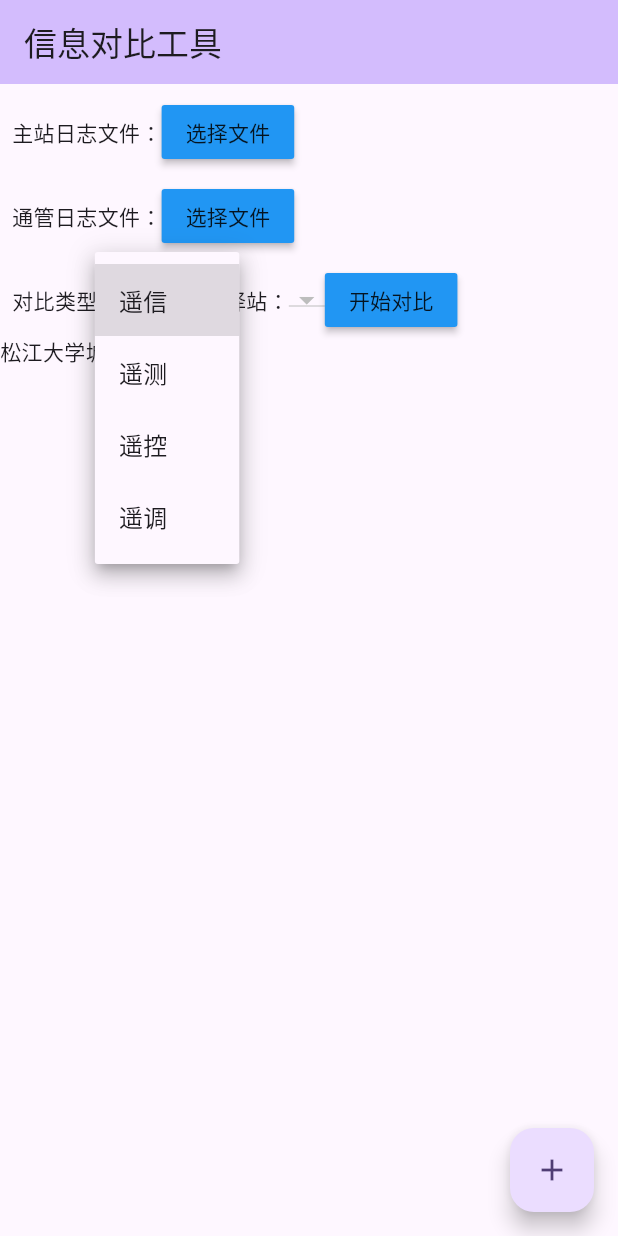
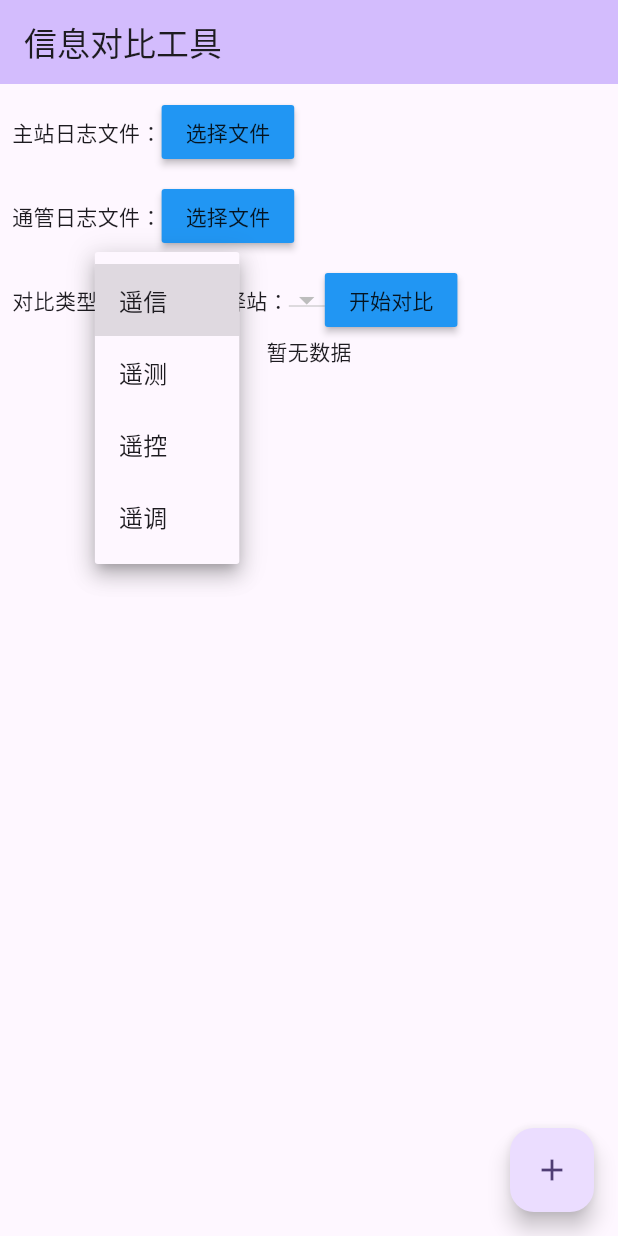
Before and after one commit to sluggard6/logdiff, a Flutter app: the screen it shows after launch, after a tap on "遥信", on a phone screen of 412 x 824 dp. Run offline on Flutter 3.47's test engine with Material 3 defaults, Android fonts, the phone set to English and light mode, and no system bars; drawn by our look-alikes of toastification; our stand-ins replace csv, file_picker, floor, sqflite; missing offline and left inert: excel, menu_bar; accounts and stored records are empty; generated files the repository leaves out were written again.

Commit message:
更新界面

```diff
--- a/lib/components/main_menu.dart
+++ b/lib/components/main_menu.dart
@@ -51,7 +51,9 @@ class _MainMenuState extends State<MainMenu> {
                     context,
                     MaterialPageRoute(
                         builder: (context) => const StationManage()),
-                  );
+                  ).then((v) {
+                    setState(() {});
+                  });
                 },
                 icon: const Icon(Icons.add),
               ),
--- a/lib/model/file_template.dart
+++ b/lib/model/file_template.dart
@@ -1,47 +1,65 @@
-class ZhuZhan {
-  final int index;
+abstract class Log {
   final int time;
   final String stationName;
   final String type;
   final String name;
+  final int location;
+
+  Log({
+    required this.time,
+    required this.stationName,
+    required this.type,
+    required this.name,
+    required this.location,
+  });
+}
+
+class ZhuZhan extends Log {
+  final int index;
+  // final int time;
+  // final String stationName;
+  // final String type;
+  // final String name;
   final String value;
 
   ZhuZhan({
     required this.index,
-    required this.time,
-    required this.stationName,
-    required this.type,
-    required this.name,
+    required super.time,
+    required super.stationName,
+    required super.type,
+    required super.name,
     required this.value,
+    required super.location,
   });
 
   @override
   String toString() {
-    return 'ZhuZhan{index: $index, time: $time, stationName: $stationName, type: $type, name: $name, value: $value}';
+    return 'ZhuZhan{index: $index, time: $time, stationName: $stationName, type: $type, name: $name, value: $value, location: $location}';
   }
 }
 
-class TongGuan {
+class TongGuan extends Log {
   final int index;
-  final int time;
-  final String stationName;
-  final String type;
-  final String name;
+  // final int time;
+  // final String stationName;
+  // final String type;
+  // final String name;
   final String alarmLevel;
   final String value;
 
   TongGuan({
     required this.index,
-    required this.time,
-    required this.stationName,
-    required this.type,
-    required this.name,
+    required super.time,
+    required super.stationName,
+    required super.type,
+    required super.name,
     required this.alarmLevel,
     required this.value,
+    required super.location,
   });
 
   @override
   String toString() {
-    return 'TongGuan{index: $index, time: $time, stationName: $stationName, type: $type, name: $name, alarmLevel: $alarmLevel, value: $value}';
+    return 'TongGuan{index: $index, time: $time, stationName: $stationName, type: $type, name: $name, alarmLevel: $alarmLevel, value: $value, location: $location}';
   }
 }
--- a/lib/model/log_diff.dart
+++ b/lib/model/log_diff.dart
@@ -4,12 +4,19 @@ class LogDiffInfo {
   final String stationName;
   final String positionName;
   final int location;
-  final int value;
+  final String zzValue;
+  final String tgValue;
+  // final bool com
   LogDiffInfo({
     required this.timeDiff,
     required this.stationName,
     required this.positionName,
     required this.location,
-    required this.value,
+    required this.zzValue,
+    required this.tgValue,
   });
+
+  get valueState => zzValue != tgValue;
+  get timeState => timeDiff > MAX_TIME_DIFF;
+  get ok => timeState && valueState;
 }
--- a/lib/widget/station_manage.dart
+++ b/lib/widget/station_manage.dart
@@ -35,6 +35,11 @@ class _StationManageState extends State<StationManage> {
           // Here we take the value from the MyHomePage object that was created by
           // the App.build method, and use it to set our appbar title.
           title: const Text("管理站数据"),
+          // leading: BackButton(
+          //   onPressed: () {
+
+          //   },
+          // ),
         ),
         body: SingleChildScrollView(
           child: Column(
--- a/lib/widget/title_section.dart
+++ b/lib/widget/title_section.dart
@@ -17,12 +17,12 @@ import 'package:toastification/toastification.dart';
 List<PositionType> types = PositionTypes.values;
 Station zeroStation = Station(id: 0, name: "无数据");
 List<LogDiffInfo> diffInfos = [
-  LogDiffInfo(
-      timeDiff: 50,
-      stationName: "松江大学城",
-      positionName: "测试点",
-      location: 25,
-      value: 1)
+  // LogDiffInfo(
+  //     timeDiff: 50,
+  //     stationName: "松江大学城",
+  //     positionName: "测试点",
+  //     location: 25,
+  //     value: 1)
 ];
 
 class TitleSection extends StatefulWidget {
@@ -166,23 +166,57 @@ class _TitleSectionState extends State<TitleSection> {
           //   child: Row(
           //     children: [
           /* "对比结果" */
-          ListView.builder(
-            shrinkWrap: true,
-            itemCount: diffInfos.length,
-            itemBuilder: (context, index) {
-              return Row(
-                children: [
-                  Text(diffInfos[index].stationName),
-                ],
-              );
-            },
-          ),
+          getDiffs()
           //     ],
           //   ),
           // )
         ],
       ),
     );
+  }
+
+  Widget getDiffs() {
+    if (diffInfos.isEmpty) {
+      return const Text("暂无数据");
+    } else {
+      return ListView.builder(
+        shrinkWrap: true,
+        itemCount: diffInfos.length,
+        itemBuilder: (context, index) {
+          var diff = diffInfos[index];
+          return Padding(
+            padding: const EdgeInsets.only(left: 8),
+            child: Row(
+              children: [
+                Expanded(
+                  child: Text(
+                    diffInfos[index].timeDiff.toString(),
+                    style: TextStyle(
+                      background: Paint()
+                        ..color = diffInfos[index].timeState
+                            ? Colors.red
+                            : Colors.white,
+                    ),
+                  ),
+                ),
+                Expanded(child: Text(diffInfos[index].stationName)),
+                Expanded(child: Text(diffInfos[index].positionName)),
+                Expanded(child: Text(diffInfos[index].location.toString())),
+                Expanded(
+                  child: Text(
+                    "${diff.zzValue}:${diff.tgValue}",
+                    style: TextStyle(
+                        background: Paint()
+                          ..color =
+                              diff.valueState ? Colors.red : Colors.white),
+                  ),
+                ),
+              ],
+            ),
+          );
+        },
+      );
+    }
   }
 
   Future<void> selectFile1() async {
@@ -244,7 +278,7 @@ class _TitleSectionState extends State<TitleSection> {
         .transform(const CsvToListConverter())
         .toList();
     int index = 0;
-    List<ZhuZhan> zhuzhan =
+    List<ZhuZhan> zhuzhans =
         fields.where((field) => field[2] == '遥信').map((field) {
       String name = field[4];
       return ZhuZhan(
@@ -254,6 +288,7 @@ class _TitleSectionState extends State<TitleSection> {
         type: PositionType.yx.name,
         name: name,
         value: name.substring(name.length - 2).trim(),
+        location: field[3] as int,
         // value: field[5][3],
       );
     }).toList();
@@ -298,17 +333,37 @@ class _TitleSectionState extends State<TitleSection> {
         name: name,
         value: name.substring(name.length - 2).trim(),
         alarmLevel: field[3],
+        location: field[5] as int,
         // value: field[5][3],
       );
     }).toList();
     // for (var zz in zhuzhan) {
     //   print(zz);
     // }
-    print(
-        "----------------------------------------------------------------${tongguan.length}");
-    for (var tg in tongguan) {
-      print(tg);
+    for (var zz in zhuzhans) {
+      print(zz);
+      for (var tg in tongguan) {
+        print(tg);
+        if (isSame(zz, tg)) {
+          diffInfos.add(
+            LogDiffInfo(
+              timeDiff: tg.time - zz.time,
+              stationName: zz.stationName,
+              positionName: zz.name,
+              location: zz.location,
+              zzValue: zz.value,
+              tgValue: tg.value,
+            ),
+          );
+        }
+        zhuzhans.remove(zz);
+      }
     }
+    // for (var tg in tongguan) {}
+  }
+
+  bool isSame(ZhuZhan zz, TongGuan tg) {
+    return zz.stationName == tg.stationName && zz.location == zz.location;
   }
 
   void changeType(int? type) {
```
Also changed, not shown: lib/util/excel_tool.dart (+11 -11 lines), 1 other file.
